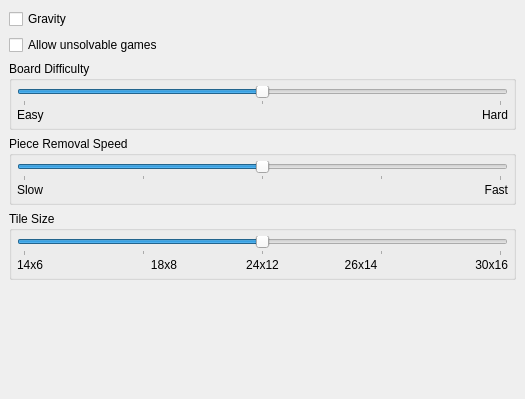
The window that settings.ui (KDE/kshisen) describes before a commit, drawn with Qt 5.
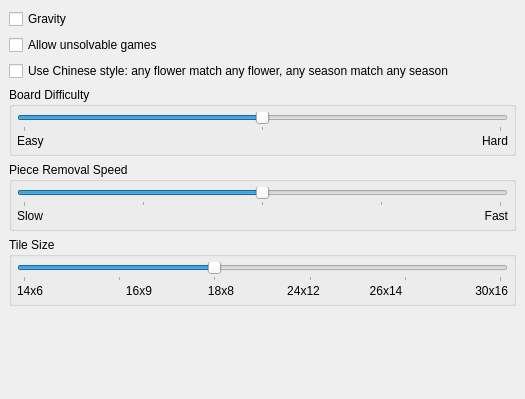
The same window after the commit.

Commit message: New game option, patch by Jeremy Wick (jwickers at gmail.com). Implements the chinese style match for flowers and seasons, consistent with Kmahjongg and the more traditional game rules. CCMAIL: jwickers@gmail.com

The edit to the form file:
```diff
--- a/settings.ui
+++ b/settings.ui
@@ -30,6 +30,13 @@
      </property>
     </widget>
    </item>
+   <item>
+   <widget class="QCheckBox" name="kcfg_ChineseStyle" >
+     <property name="text" >
+      <string>Use Chinese style: any flower match any flower, any season match any season</string>
+     </property>
+    </widget>
+   </item>
    <item>
     <widget class="QGroupBox" name="difficulty_groupBox" >
      <property name="title" >
@@ -144,7 +151,7 @@
       <property name="spacing" >
        <number>2</number>
       </property>
-      <item row="1" column="4" >
+      <item row="1" column="5" >
        <widget class="QLabel" name="textLabel12" >
         <property name="text" >
          <string>30x16</string>
@@ -154,7 +161,7 @@
         </property>
        </widget>
       </item>
-      <item row="1" column="3" >
+      <item row="1" column="4" >
        <widget class="QLabel" name="textLabel11" >
         <property name="text" >
          <string>26x14</string>
@@ -164,7 +171,7 @@
         </property>
        </widget>
       </item>
-      <item row="1" column="2" >
+      <item row="1" column="3" >
        <widget class="QLabel" name="textLabel10" >
         <property name="text" >
          <string>24x12</string>
@@ -174,8 +181,8 @@
         </property>
        </widget>
       </item>
-      <item row="1" column="1" >
-       <widget class="QLabel" name="textLabel9" >
+      <item row="1" column="2" >
+       <widget class="QLabel" name="textLabel7" >
         <property name="text" >
          <string>18x8</string>
         </property>
@@ -183,14 +190,31 @@
          <set>Qt::AlignCenter</set>
         </property>
        </widget>
+     </item>
+      <item row="1" column="1" >
+       <widget class="QLabel" name="textLabel9" >
+        <property name="text" >
+         <string>16x9</string>
+        </property>
+        <property name="alignment" >
+         <set>Qt::AlignCenter</set>
+        </property>
+       </widget>
       </item>
-      <item row="0" column="0" colspan="5" >
+      <item row="1" column="0" >
+      <widget class="QLabel" name="textLabel8" >
+        <property name="text" >
+         <string>14x6</string>
+        </property>
+       </widget>
+      </item>
+      <item row="0" column="0" colspan="6" >
        <widget class="QSlider" name="kcfg_Size" >
         <property name="minimum" >
          <number>0</number>
         </property>
         <property name="maximum" >
-         <number>4</number>
+         <number>5</number>
         </property>
         <property name="pageStep" >
          <number>1</number>
@@ -206,13 +230,6 @@
         </property>
        </widget>
       </item>
-      <item row="1" column="0" >
-       <widget class="QLabel" name="textLabel8" >
-        <property name="text" >
-         <string>14x6</string>
-        </property>
-       </widget>
-      </item>
      </layout>
     </widget>
    </item>
```
The commit also changes 3 other files.
